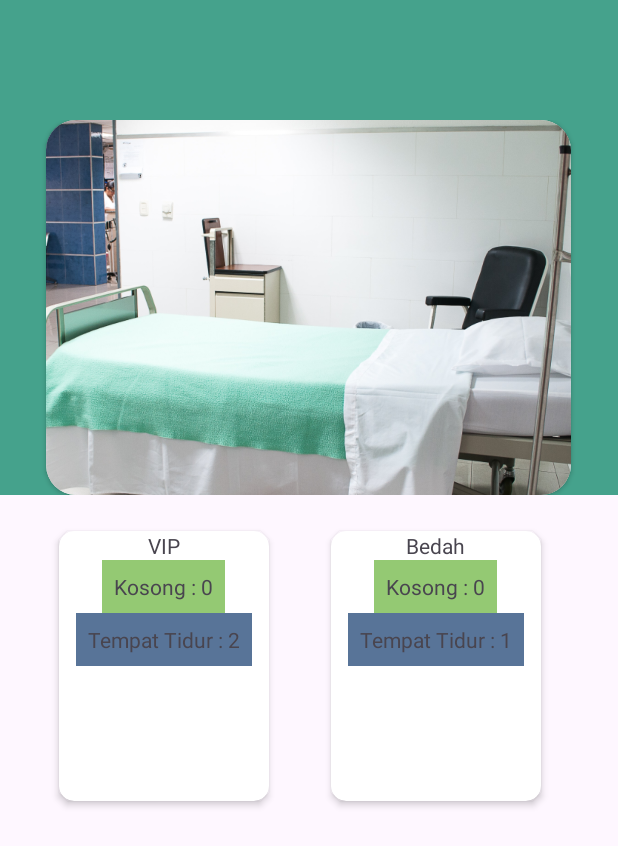
After one commit to Noval0857/RSUD, an Android app: the KamarInapActivity screen opened directly, with no data from a screen before it, on a phone screen of 412 x 824 dp. The commit adds this screen. Shown: the top 846 px of the screen. Run offline under Robolectric (Android 15) with nearby library versions, the phone set to English and light mode, and no system bars.

Commit message:
belum dirapikan

```diff
--- a/app/src/main/AndroidManifest.xml
+++ b/app/src/main/AndroidManifest.xml
@@ -1,7 +1,6 @@
 <?xml version="1.0" encoding="utf-8"?>
 <manifest xmlns:android="http://schemas.android.com/apk/res/android"
-    xmlns:tools="http://schemas.android.com/tools">
-
+    xmlns:tools="http://schemas.android.com/tools" >
 
     <application
         android:allowBackup="true"
@@ -12,8 +11,13 @@
         android:roundIcon="@drawable/logorsud"
         android:supportsRtl="true"
         android:theme="@style/Theme.RSUD"
-        tools:targetApi="31"
-        >
+        tools:targetApi="31" >
+        <activity
+            android:name=".kamar.KamarInapActivity"
+            android:exported="false" />
+        <activity
+            android:name=".kamar.KamarInap"
+            android:exported="false" />
         <activity
             android:name=".daftar.DaftarPoliKlinikActivity"
             android:exported="false" />
@@ -29,11 +33,10 @@
         <activity
             android:name=".MainActivity"
             android:exported="false"
-            android:screenOrientation="fullSensor"
-            />
+            android:screenOrientation="fullSensor" />
         <activity
             android:name=".SplashScreen"
-            android:exported="true">
+            android:exported="true" >
             <intent-filter>
                 <action android:name="android.intent.action.MAIN" />
 
--- a/app/src/main/java/com/rsud/daftar/DaftarInapActivity.kt
+++ b/app/src/main/java/com/rsud/daftar/DaftarInapActivity.kt
@@ -4,9 +4,11 @@ import android.annotation.SuppressLint
 import android.content.Intent
 import androidx.appcompat.app.AppCompatActivity
 import android.os.Bundle
+import android.widget.Button
 import android.widget.ImageButton
 import com.rsud.MainActivity
 import com.rsud.R
+import com.rsud.kamar.KamarInapActivity
 
 class DaftarInapActivity : AppCompatActivity() {
     @SuppressLint("MissingInflatedId")
@@ -23,5 +25,12 @@ class DaftarInapActivity : AppCompatActivity() {
             startActivity(intent)
             finish()
         }
+
+        val daftar : Button = findViewById(R.id.daftarInap)
+        daftar.setOnClickListener {
+            val intent = Intent(this, KamarInapActivity::class.java)
+            startActivity(intent)
+            finish()
+        }
     }
 }
--- /dev/null
+++ b/app/src/main/java/com/rsud/item/GridKamar.kt
@@ -0,0 +1,7 @@
+package com.rsud.item
+
+data class GridKamar(
+    val t1: String,
+    val t2: String,
+    val t3: String
+)
--- /dev/null
+++ b/app/src/main/java/com/rsud/item/KamarAdapter.kt
@@ -0,0 +1,36 @@
+package com.rsud.item
+
+import android.view.LayoutInflater
+import android.view.View
+import android.view.ViewGroup
+import android.widget.TextView
+import androidx.recyclerview.widget.RecyclerView
+import com.rsud.R
+
+class KamarAdapter(private val gridKamar: List<GridKamar>) :
+    RecyclerView.Adapter<KamarAdapter.GridViewHolder>() {
+
+    class GridViewHolder(itemView: View) : RecyclerView.ViewHolder(itemView) {
+        val t1: TextView = itemView.findViewById(R.id.t1)
+        val t2: TextView = itemView.findViewById(R.id.t2)
+        val t3: TextView = itemView.findViewById(R.id.t3)
+    }
+
+    override fun onCreateViewHolder(parent: ViewGroup, viewType: Int): GridViewHolder {
+        val view = LayoutInflater.from(parent.context)
+            .inflate(R.layout.grid_kamar, parent, false)
+        return GridViewHolder(view)
+    }
+
+    override fun onBindViewHolder(holder: GridViewHolder, position: Int) {
+        val currentItem = gridKamar[position]
+        holder.t1.text = currentItem.t1
+        holder.t2.text = currentItem.t2
+        holder.t3.text = currentItem.t3
+
+    }
+
+    override fun getItemCount(): Int {
+        return gridKamar.size
+    }
+}
--- /dev/null
+++ b/app/src/main/java/com/rsud/kamar/KamarInapActivity.kt
@@ -0,0 +1,27 @@
+package com.rsud.kamar
+
+import androidx.appcompat.app.AppCompatActivity
+import android.os.Bundle
+import androidx.recyclerview.widget.GridLayoutManager
+import androidx.recyclerview.widget.RecyclerView
+import com.rsud.R
+import com.rsud.item.GridItem
+import com.rsud.item.GridKamar
+import com.rsud.item.KamarAdapter
+
+class KamarInapActivity : AppCompatActivity() {
+    override fun onCreate(savedInstanceState: Bundle?) {
+        super.onCreate(savedInstanceState)
+        setContentView(R.layout.activity_kamar_inap)
+
+        val recyclerView: RecyclerView = findViewById(R.id.recyclerView)
+        val gridKamar = listOf(
+            GridKamar("VIP", "Kosong : 0", "Tempat Tidur : 2"),
+            GridKamar("Bedah", "Kosong : 0", "Tempat Tidur : 1"),
+        )
+
+        val adapter = KamarAdapter(gridKamar)
+        recyclerView.adapter = adapter
+        recyclerView.layoutManager = GridLayoutManager(this, 2)
+    }
+}
--- /dev/null
+++ b/app/src/main/res/layout/activity_kamar_inap.xml
@@ -0,0 +1,61 @@
+<?xml version="1.0" encoding="utf-8"?>
+<androidx.constraintlayout.widget.ConstraintLayout xmlns:android="http://schemas.android.com/apk/res/android"
+    xmlns:app="http://schemas.android.com/apk/res-auto"
+    xmlns:tools="http://schemas.android.com/tools"
+    android:layout_width="match_parent"
+    android:layout_height="match_parent"
+    tools:context=".kamar.KamarInapActivity">
+
+    <RelativeLayout
+        android:id="@+id/topPanel"
+        android:layout_width="match_parent"
+        android:layout_height="wrap_content"
+        tools:ignore="MissingConstraints">
+        <FrameLayout
+            android:layout_width="match_parent"
+            android:layout_height="wrap_content"
+            android:paddingTop="80dp"
+            android:background="#45A28C">
+
+            <androidx.cardview.widget.CardView
+                android:layout_width="350dp"
+                android:layout_height="250dp"
+                app:cardCornerRadius="20dp"
+                app:cardBackgroundColor="@android:color/white"
+                android:layout_gravity="center">
+
+                <ImageView
+                    android:layout_width="350dp"
+                    android:layout_height="250dp"
+                    android:src="@drawable/kamar"
+                    android:layout_gravity="center"
+                    android:scaleType="centerCrop" />
+            </androidx.cardview.widget.CardView>
+
+            <!--                <View-->
+            <!--                    android:layout_marginTop="20dp"-->
+            <!--                    android:layout_width="350dp"-->
+            <!--                    android:layout_height="250dp"-->
+            <!--                    android:background="@color/black"-->
+            <!--                    android:layout_gravity="center"-->
+            <!--                    />-->
+
+        </FrameLayout>
+
+    </RelativeLayout>
+
+    <androidx.recyclerview.widget.RecyclerView
+        android:id="@+id/recyclerView"
+        android:layout_width="0dp"
+        android:layout_height="0dp"
+        app:layoutManager="androidx.recyclerview.widget.GridLayoutManager"
+        app:layout_constraintTop_toBottomOf="@+id/topPanel"
+        app:layout_constraintStart_toStartOf="parent"
+        app:layout_constraintEnd_toEndOf="parent"
+        app:layout_constraintBottom_toBottomOf="parent"
+        android:padding="16dp"
+        android:clipToPadding="false"
+        android:scrollbars="vertical"
+        android:layout_marginLeft="17dp"/>
+
+</androidx.constraintlayout.widget.ConstraintLayout>
--- /dev/null
+++ b/app/src/main/res/layout/grid_kamar.xml
@@ -0,0 +1,44 @@
+<?xml version="1.0" encoding="utf-8"?>
+<androidx.cardview.widget.CardView xmlns:android="http://schemas.android.com/apk/res/android"
+    android:layout_width="wrap_content"
+    android:layout_height="wrap_content"
+    xmlns:app="http://schemas.android.com/apk/res-auto"
+    app:cardCornerRadius="10dp"
+    app:cardUseCompatPadding="true"
+    app:cardElevation="3dp"
+    android:foreground="?android:attr/selectableItemBackground">
+
+    <LinearLayout
+        android:id="@+id/layout_grid"
+        android:layout_width="140dp"
+        android:layout_height="180dp"
+        android:orientation="vertical">
+
+        <TextView
+            android:id="@+id/t1"
+            android:layout_width="wrap_content"
+            android:layout_height="wrap_content"
+            android:text="VIP"
+            android:layout_gravity="center"/>
+
+        <TextView
+            android:id="@+id/t2"
+            android:layout_width="wrap_content"
+            android:layout_height="wrap_content"
+            android:text="Kosong : 0"
+            android:layout_gravity="center"
+            android:background="#94C973"
+            android:padding="8dp"
+            />
+        <TextView
+            android:id="@+id/t3"
+            android:layout_width="wrap_content"
+            android:layout_height="wrap_content"
+            android:text="Tempat Tidur : 1"
+            android:layout_gravity="center"
+            android:background="#587498"
+            android:padding="8dp"/>
+
+    </LinearLayout>
+
+</androidx.cardview.widget.CardView>
```
Also changed, not shown: app/src/main/res/drawable/kamar.png (added).
